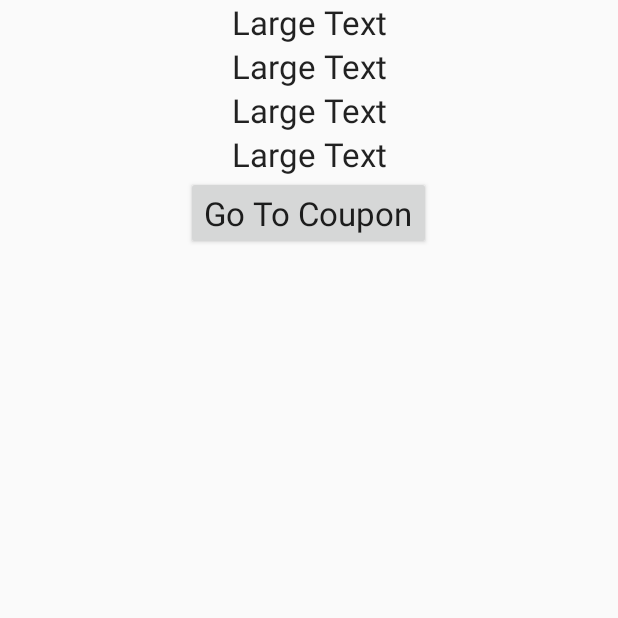
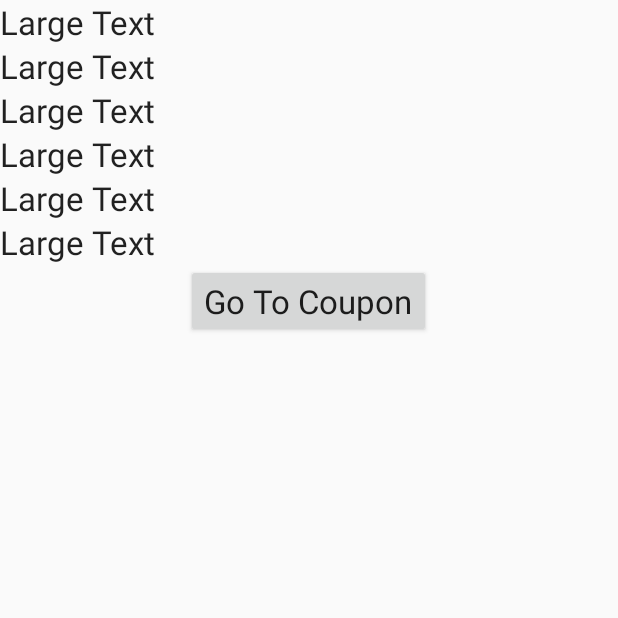
Before and after one commit to saipathuri/Clipper, an Android app: the CouponInfo screen opened directly, with no data from a screen before it, on a phone screen of 412 x 824 dp, the top half of it. Run offline under Robolectric (Android 15) with nearby library versions, the phone set to English and light mode, and no system bars; 7 statements that could not run were skipped.

Commit message:
update dealInfo, disclaimer

```diff
--- a/app/src/main/java/com/example/momin/clipper/CouponInfo.java
+++ b/app/src/main/java/com/example/momin/clipper/CouponInfo.java
@@ -27,6 +27,14 @@ public class CouponInfo extends AppCompatActivity {
         TextView dealName =new TextView(this);
         dealName=(TextView)findViewById(R.id.dealName);
         dealName.setText(display.getDealTitle());
+
+        TextView dealInfo =new TextView(this);
+        dealName=(TextView)findViewById(R.id.dealInfo);
+        dealName.setText(display.getDealInfo());
+
+        TextView disclaimer =new TextView(this);
+        dealName=(TextView)findViewById(R.id.disclaimer);
+        dealName.setText(display.getDisclaimer());
 
         TextView dealOrigPrice =new TextView(this);
         dealName=(TextView)findViewById(R.id.dealOrigPrice);
--- a/app/src/main/res/layout/coupon_info_activity.xml
+++ b/app/src/main/res/layout/coupon_info_activity.xml
@@ -13,7 +13,23 @@
         android:textAppearance="?android:attr/textAppearanceLarge"
         android:text="Large Text"
         android:id="@+id/dealName"
-        android:gravity="center"/>
+        android:gravity="left"/>
+
+    <TextView
+        android:layout_width="match_parent"
+        android:layout_height="wrap_content"
+        android:textAppearance="?android:attr/textAppearanceLarge"
+        android:text="Large Text"
+        android:id="@+id/dealInfo"
+        android:gravity="left"/>
+
+    <TextView
+        android:layout_width="match_parent"
+        android:layout_height="wrap_content"
+        android:textAppearance="?android:attr/textAppearanceLarge"
+        android:text="Large Text"
+        android:id="@+id/disclaimer"
+        android:gravity="left"/>
 
     <TextView
         android:layout_width="match_parent"
@@ -21,7 +37,7 @@
         android:textAppearance="?android:attr/textAppearanceLarge"
         android:text="Large Text"
         android:id="@+id/dealOrigPrice"
-        android:gravity="center"/>
+        android:gravity="left"/>
 
     <TextView
         android:layout_width="match_parent"
@@ -29,7 +45,7 @@
         android:textAppearance="?android:attr/textAppearanceLarge"
         android:text="Large Text"
         android:id="@+id/dealNewPrice"
-        android:gravity="center"/>
+        android:gravity="left"/>
 
     <TextView
         android:layout_width="match_parent"
@@ -37,7 +53,7 @@
         android:textAppearance="?android:attr/textAppearanceLarge"
         android:text="Large Text"
         android:id="@+id/dealMoneySaved"
-        android:gravity="center"/>
+        android:gravity="left"/>
 
     <Button
         android:layout_width="wrap_content"
```
